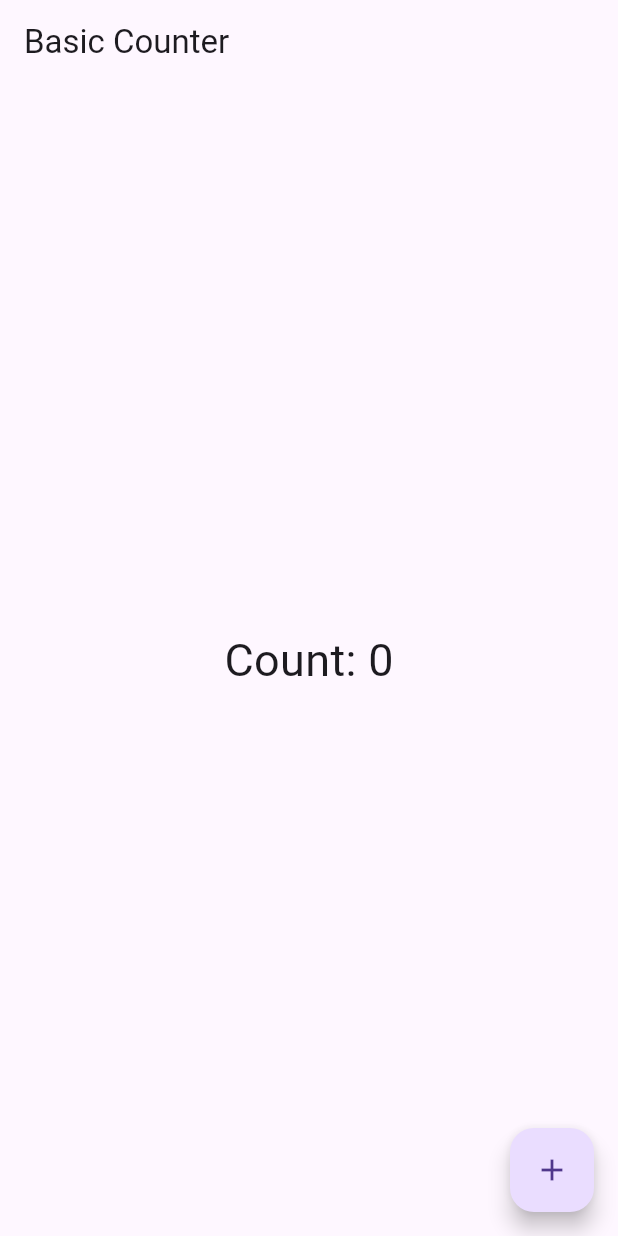
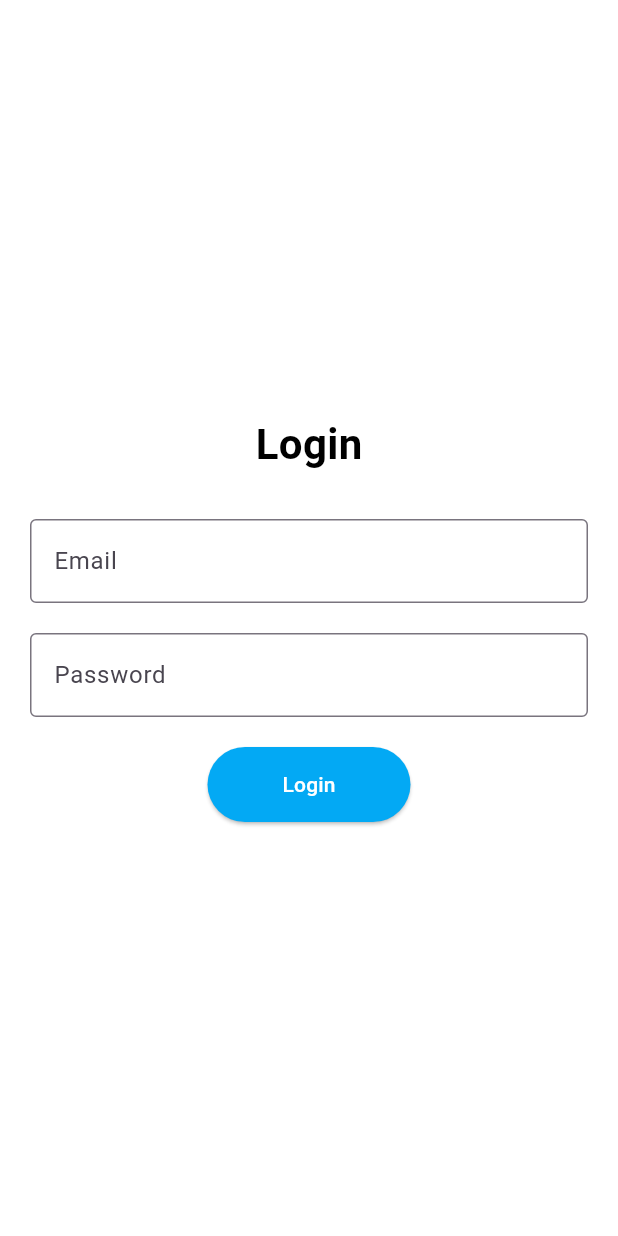
Before and after one commit to RajviDave/Bibliophile-, a Flutter app: the screen it shows after launch, on a phone screen of 412 x 824 dp. Run offline on Flutter 3.47's test engine with Material 3 defaults, Android fonts, the phone set to English and light mode, and no system bars; our stand-ins replace firebase_core; accounts and stored records are empty.

Commit message:
login page and gerne cards

```diff
--- a/analysis_options.yaml
+++ b/analysis_options.yaml
@@ -7,6 +7,9 @@
 
 # The following line activates a set of recommended lints for Flutter apps,
 # packages, and plugins designed to encourage good coding practices.
+analyzer:
+  errors:
+    depend_on_referenced_packages: ignore
 include: package:flutter_lints/flutter.yaml
 
 linter:
--- /dev/null
+++ b/lib/loginpage.dart
@@ -0,0 +1,85 @@
+import 'package:flutter/material.dart';
+import 'package:flutter_udemy/gerne_page.dart';
+
+class LoginPage extends StatefulWidget {
+  const LoginPage({super.key});
+
+  @override
+  State<LoginPage> createState() => _LoginPageState();
+}
+
+class _LoginPageState extends State<LoginPage> {
+  final _emailController = TextEditingController();
+  final _passwordController = TextEditingController();
+  String correctEmail = "rajvidave22@gmail.com";
+  String correctPassword = "Rajvi@12345";
+
+  void _login() {
+    if (_emailController.text == correctEmail &&
+        _passwordController.text == correctPassword) {
+      Navigator.pushReplacement(
+        context,
+        MaterialPageRoute(builder: (context) => const GenrePage()),
+      );
+    } else {
+      ScaffoldMessenger.of(context).showSnackBar(
+        const SnackBar(content: Text("Invalid email or password")),
+      );
+    }
+  }
+
+  @override
+  Widget build(BuildContext context) {
+    return Scaffold(
+      backgroundColor: Colors.white,
+      body: Center(
+        child: Padding(
+          padding: const EdgeInsets.all(20),
+          child: Column(
+            mainAxisAlignment: MainAxisAlignment.center,
+            children: [
+              const Text(
+                "Login",
+                style: TextStyle(
+                  fontSize: 28,
+                  fontWeight: FontWeight.bold,
+                  color: Colors.black,
+                ),
+              ),
+              const SizedBox(height: 30),
+              TextField(
+                controller: _emailController,
+                decoration: const InputDecoration(
+                  labelText: "Email",
+                  border: OutlineInputBorder(),
+                ),
+              ),
+              const SizedBox(height: 20),
+              TextField(
+                controller: _passwordController,
+                obscureText: true,
+                decoration: const InputDecoration(
+                  labelText: "Password",
+                  border: OutlineInputBorder(),
+                ),
+              ),
+              const SizedBox(height: 20),
+              ElevatedButton(
+                onPressed: _login,
+                style: ElevatedButton.styleFrom(
+                  backgroundColor: Colors.lightBlue,
+                  foregroundColor: Colors.white,
+                  padding: const EdgeInsets.symmetric(
+                    horizontal: 50,
+                    vertical: 15,
+                  ),
+                ),
+                child: const Text("Login"),
+              ),
+            ],
+          ),
+        ),
+      ),
+    );
+  }
+}
--- a/lib/main.dart
+++ b/lib/main.dart
@@ -1,10 +1,8 @@
 import 'package:flutter/material.dart';
-import 'package:firebase_core/firebase_core.dart';
-import 'firebase_options.dart';
+import 'package:flutter_udemy/loginpage.dart'; // <-- make sure the path is correct
 
 void main() {
   runApp(const MyApp());
-  Firebase.initializeApp(options: DefaultFirebaseOptions.currentPlatform);
 }
 
 class MyApp extends StatelessWidget {
@@ -12,38 +10,10 @@ class MyApp extends StatelessWidget {
 
   @override
   Widget build(BuildContext context) {
-    return MaterialApp(home: CounterPage(), debugShowCheckedModeBanner: false);
-  }
-}
-
-class CounterPage extends StatefulWidget {
-  const CounterPage({super.key});
-
-  @override
-  // ignore: library_private_types_in_public_api
-  _CounterPageState createState() => _CounterPageState();
-}
-
-class _CounterPageState extends State<CounterPage> {
-  int count = 0;
-
-  void incrementCounter() {
-    setState(() {
-      count++;
-    });
-  }
-
-  @override
-  Widget build(BuildContext context) {
-    return Scaffold(
-      appBar: AppBar(title: Text('Basic Counter')),
-      body: Center(
-        child: Text('Count: $count', style: TextStyle(fontSize: 30)),
-      ),
-      floatingActionButton: FloatingActionButton(
-        onPressed: incrementCounter,
-        child: Icon(Icons.add),
-      ),
+    return MaterialApp(
+      debugShowCheckedModeBanner: false,
+      title: 'Login App',
+      home: LoginPage(), // <-- set your login page here
     );
   }
 }
```
Also changed, not shown: lib/gerne_page.dart (added, +55 -0 lines), 1 other file.
